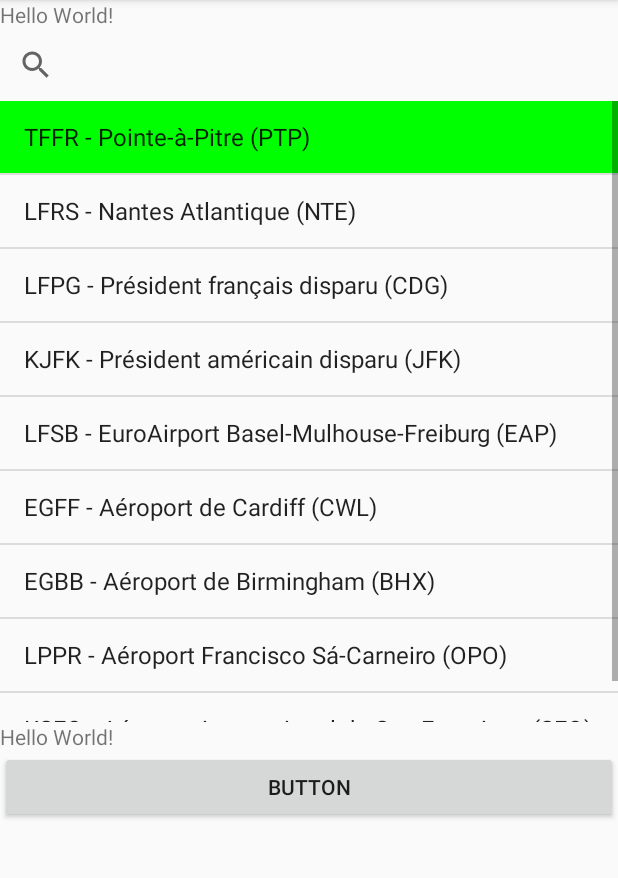
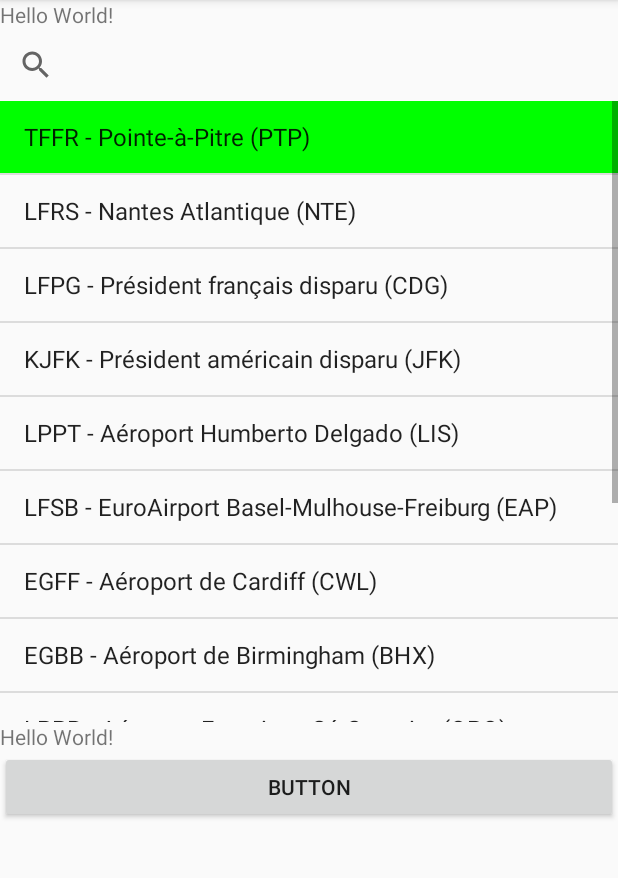
Before and after one commit to nack714/SnowTam, an Android app: the screen it shows after launch (MainActivity), after a tap on an icon or button, on a phone screen of 412 x 824 dp, the part 84-962 px from its top. Run offline under Robolectric (Android 15) with nearby library versions, the light colour scheme and no system bars.

Commit message:
Auto stash before merge of "master" and "origin/master"

```diff
--- a/app/src/main/java/ensim/connesromane/snowtam/MainActivity.java
+++ b/app/src/main/java/ensim/connesromane/snowtam/MainActivity.java
@@ -53,14 +53,15 @@ public class MainActivity extends AppCompatActivity {
         airportList.addAirport(new Airport("LFRS", "NTE", "Nantes Atlantique", "47.157419", "-1.606232"));
         airportList.addAirport(new Airport("LFPG", "CDG", "Président français disparu", "49.003630", "2.516978"));
         airportList.addAirport(new Airport("KJFK", "JFK", "Président américain disparu","40.641311", "-73.778139"));
-
+        airportList.addAirport(new Airport("LPPT", "LIS", "Aéroport Humberto Delgado","38.775594", "-9.135367"));
         airportList.addAirport(new Airport("LFSB", "EAP", "EuroAirport Basel-Mulhouse-Freiburg","47.598165", "7.525486"));
-        airportList.addAirport(new Airport("EGFF", "CWL", "Aéroport de Cardiff","47.598165", "7.525486"));
-        airportList.addAirport(new Airport("EGBB", "BHX", "Aéroport de Birmingham","33.562427", "-86.754126"));
-
+        airportList.addAirport(new Airport("EGFF", "CWL", "Aéroport de Cardiff","51.398193", "-3.345457"));
+        airportList.addAirport(new Airport("EGBB", "BHX", "Aéroport de Birmingham","52.452382", "-1.743507"));
         airportList.addAirport(new Airport("LPPR", "OPO", "Aéroport Francisco Sá-Carneiro","41.242119", "-8.678551"));
         airportList.addAirport(new Airport("KSFO", "SFO", "Aéroport international de San Francisco","37.621313", "-122.378955"));
-
+        airportList.addAirport(new Airport("BGGH", "GOH", "Aéroport de Nuuk","64.191702", "-51.674193"));
+        airportList.addAirport(new Airport("ESTA", "AGH", "Aéroport d'Ängelholm–Helsingborg","56.287315", "12.868031"));
+        airportList.addAirport(new Airport("ENGM", "OSL", "Aéroport international d'Oslo-Gardermoen","60.197550", "11.100415"));
 
         ArrayAdapter<Airport> arrayAdapter = new ArrayAdapter<Airport>(this, android.R.layout.simple_list_item_1 , airportList.getList());
 
@@ -73,8 +74,12 @@ public class MainActivity extends AppCompatActivity {
 
             @Override
             public void onItemClick(AdapterView<?> a, View v, int position, long id) {
+                    Log.w("CLICK LIST", "view : "+v);
+                    Log.w("CLICK LIST", "position : "+position);
+                    Log.w("CLICK LIST", "id : "+id);
                 Object o = listView.getItemAtPosition(position);
                 Airport airport = (Airport) o;
+                    Log.w("CLICK LIST", "airport : "+airport);
                 airport.changeActive();
                 defineColor(v, airport.isActive());
             }
--- a/app/src/main/java/ensim/connesromane/snowtam/MapsActivity.java
+++ b/app/src/main/java/ensim/connesromane/snowtam/MapsActivity.java
@@ -5,6 +5,7 @@ import androidx.fragment.app.FragmentActivity;
 import android.content.Context;
 import android.content.Intent;
 import android.os.Bundle;
+import android.util.Log;
 import android.widget.Toast;
 
 import com.google.android.gms.maps.CameraUpdate;
@@ -27,7 +28,7 @@ public class MapsActivity extends FragmentActivity implements OnMapReadyCallback
         String listStr = intent.getStringExtra("listAirportActive");
 
 
-
+        Log.w("list", listStr);
 
         Toast toast = Toast.makeText(this, "liste recue : "+listStr, Toast.LENGTH_SHORT);
         toast.show();
@@ -35,6 +36,7 @@ public class MapsActivity extends FragmentActivity implements OnMapReadyCallback
         listAirport = MainActivity.airportList.searchById(listStr);
 
 
+        Log.w("Size", listAirport.getList().size()+"");
 
         toast = Toast.makeText(this, listAirport.getList().size()+"\n"+listAirport.toString(), Toast.LENGTH_LONG);
         toast.show();
```
